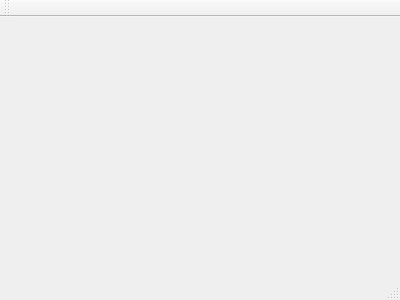
Above: tree-controller/tree-controller/tree_controller.ui from Harrell18W/neopixel-bst before the change. Below: the same form after it.
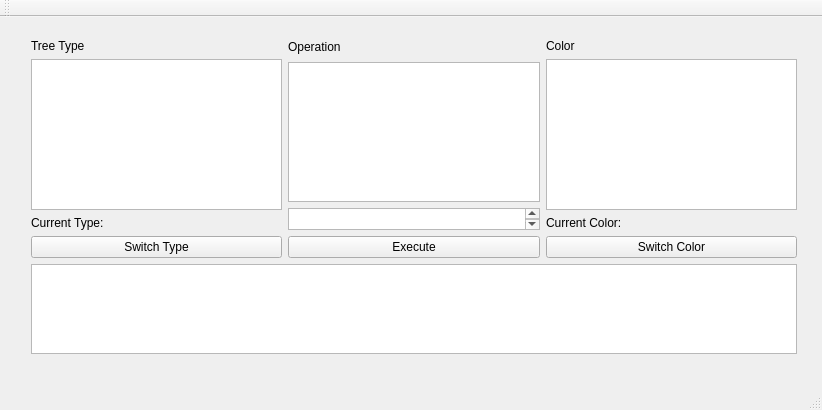
That is the form after the change.

Patch:
```diff
--- a/tree-controller/tree-controller/tree_controller.ui
+++ b/tree-controller/tree-controller/tree_controller.ui
@@ -1,24 +1,207 @@
 <ui version="4.0">
  <class>tree_controller</class>
- <widget class="QMainWindow" name="tree_controller" >
-  <property name="geometry" >
+ <widget class="QMainWindow" name="tree_controller">
+  <property name="geometry">
    <rect>
     <x>0</x>
     <y>0</y>
-    <width>400</width>
-    <height>300</height>
+    <width>822</width>
+    <height>410</height>
    </rect>
   </property>
   <property name="windowTitle" >
    <string>tree_controller</string>
   </property>
-  <widget class="QMenuBar" name="menuBar" />
-  <widget class="QToolBar" name="mainToolBar" />
-  <widget class="QWidget" name="centralWidget" />
-  <widget class="QStatusBar" name="statusBar" />
+  <widget class="QWidget" name="centralWidget">
+   <widget class="QWidget" name="">
+    <property name="geometry">
+     <rect>
+      <x>20</x>
+      <y>10</y>
+      <width>788</width>
+      <height>338</height>
+     </rect>
+    </property>
+    <layout class="QVBoxLayout" name="verticalLayout">
+     <item>
+      <layout class="QHBoxLayout" name="controls">
+       <item>
+        <layout class="QVBoxLayout" name="type">
+         <item>
+          <widget class="QLabel" name="typeLabel">
+           <property name="text">
+            <string>Tree Type</string>
+           </property>
+          </widget>
+         </item>
+         <item alignment="Qt::AlignHCenter">
+          <widget class="QListWidget" name="typeListWidget">
+           <property name="maximumSize">
+            <size>
+             <width>16777215</width>
+             <height>151</height>
+            </size>
+           </property>
+          </widget>
+         </item>
+         <item>
+          <widget class="QLabel" name="currentTypeLabel">
+           <property name="text">
+            <string>Current Type: </string>
+           </property>
+          </widget>
+         </item>
+         <item>
+          <widget class="QPushButton" name="typePushButton">
+           <property name="text">
+            <string>Switch Type</string>
+           </property>
+          </widget>
+         </item>
+        </layout>
+       </item>
+       <item>
+        <layout class="QVBoxLayout" name="operation">
+         <item>
+          <widget class="QLabel" name="operationLabel">
+           <property name="minimumSize">
+            <size>
+             <width>0</width>
+             <height>18</height>
+            </size>
+           </property>
+           <property name="maximumSize">
+            <size>
+             <width>16777215</width>
+             <height>16777215</height>
+            </size>
+           </property>
+           <property name="text">
+            <string>Operation</string>
+           </property>
+          </widget>
+         </item>
+         <item>
+          <widget class="QListWidget" name="operationListWidget">
+           <property name="maximumSize">
+            <size>
+             <width>16777215</width>
+             <height>151</height>
+            </size>
+           </property>
+          </widget>
+         </item>
+         <item>
+          <widget class="QTextEdit" name="operationTextBox">
+           <property name="enabled">
+            <bool>true</bool>
+           </property>
+           <property name="maximumSize">
+            <size>
+             <width>16777215</width>
+             <height>22</height>
+            </size>
+           </property>
+          </widget>
+         </item>
+         <item>
+          <widget class="QPushButton" name="operationPushButton">
+           <property name="text">
+            <string>Execute</string>
+           </property>
+          </widget>
+         </item>
+        </layout>
+       </item>
+       <item>
+        <layout class="QVBoxLayout" name="color">
+         <item>
+          <widget class="QLabel" name="colorLabel">
+           <property name="maximumSize">
+            <size>
+             <width>16777215</width>
+             <height>151</height>
+            </size>
+           </property>
+           <property name="text">
+            <string>Color</string>
+           </property>
+          </widget>
+         </item>
+         <item>
+          <widget class="QListWidget" name="colorListWidget">
+           <property name="maximumSize">
+            <size>
+             <width>16777215</width>
+             <height>151</height>
+            </size>
+           </property>
+          </widget>
+         </item>
+         <item>
+          <widget class="QLabel" name="currentColorLabel">
+           <property name="maximumSize">
+            <size>
+             <width>16777215</width>
+             <height>151</height>
+            </size>
+           </property>
+           <property name="text">
+            <string>Current Color: </string>
+           </property>
+          </widget>
+         </item>
+         <item>
+          <widget class="QPushButton" name="colorPushButton">
+           <property name="maximumSize">
+            <size>
+             <width>16777215</width>
+             <height>151</height>
+            </size>
+           </property>
+           <property name="text">
+            <string>Switch Color</string>
+           </property>
+          </widget>
+         </item>
+        </layout>
+       </item>
+      </layout>
+     </item>
+     <item>
+      <widget class="QListWidget" name="listWidget">
+       <property name="maximumSize">
+        <size>
+         <width>16777215</width>
+         <height>100</height>
+        </size>
+       </property>
+      </widget>
+     </item>
+    </layout>
+   </widget>
+  </widget>
+  <widget class="QMenuBar" name="menuBar">
+   <property name="geometry">
+    <rect>
+     <x>0</x>
+     <y>0</y>
+     <width>822</width>
+     <height>19</height>
+    </rect>
+   </property>
+  </widget>
+  <widget class="QToolBar" name="mainToolBar">
+   <attribute name="toolBarArea">
+    <enum>TopToolBarArea</enum>
+   </attribute>
+   <attribute name="toolBarBreak">
+    <bool>false</bool>
+   </attribute>
+  </widget>
+  <widget class="QStatusBar" name="statusBar"/>
  </widget>
- <layoutDefault spacing="6" margin="11" />
- <pixmapfunction></pixmapfunction>
+ <layoutdefault spacing="6" margin="11"/>
  <resources/>
  <connections/>
 </ui>
```
Left out of the diff: 3 changed lines with no effect on the pictures.
